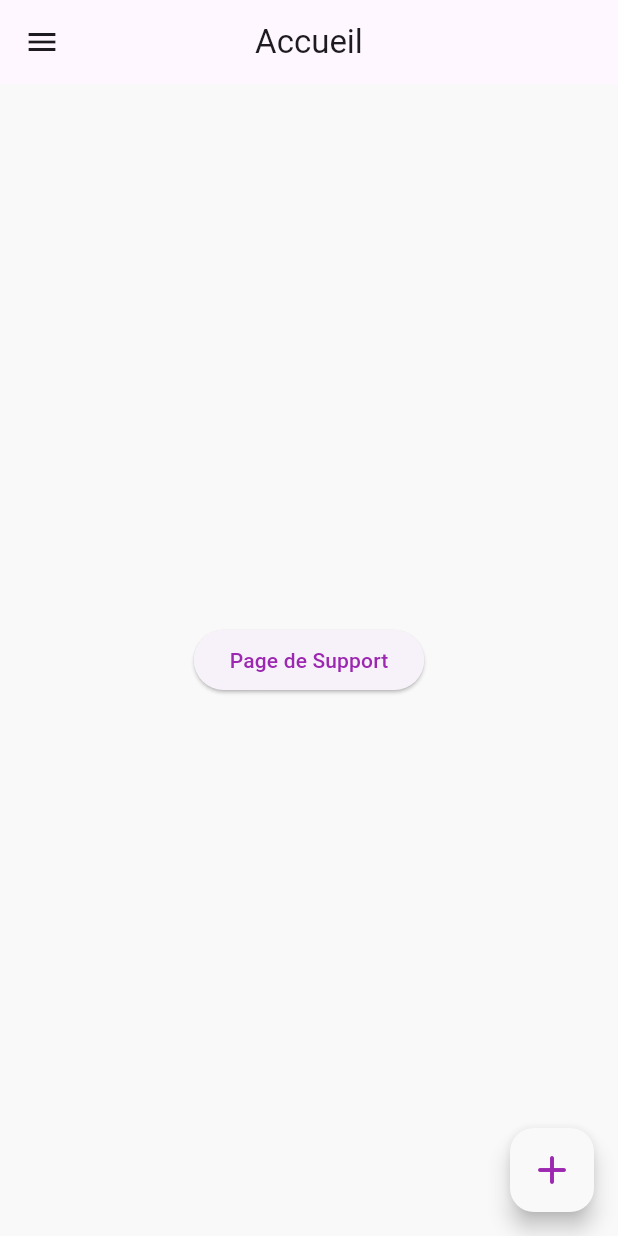
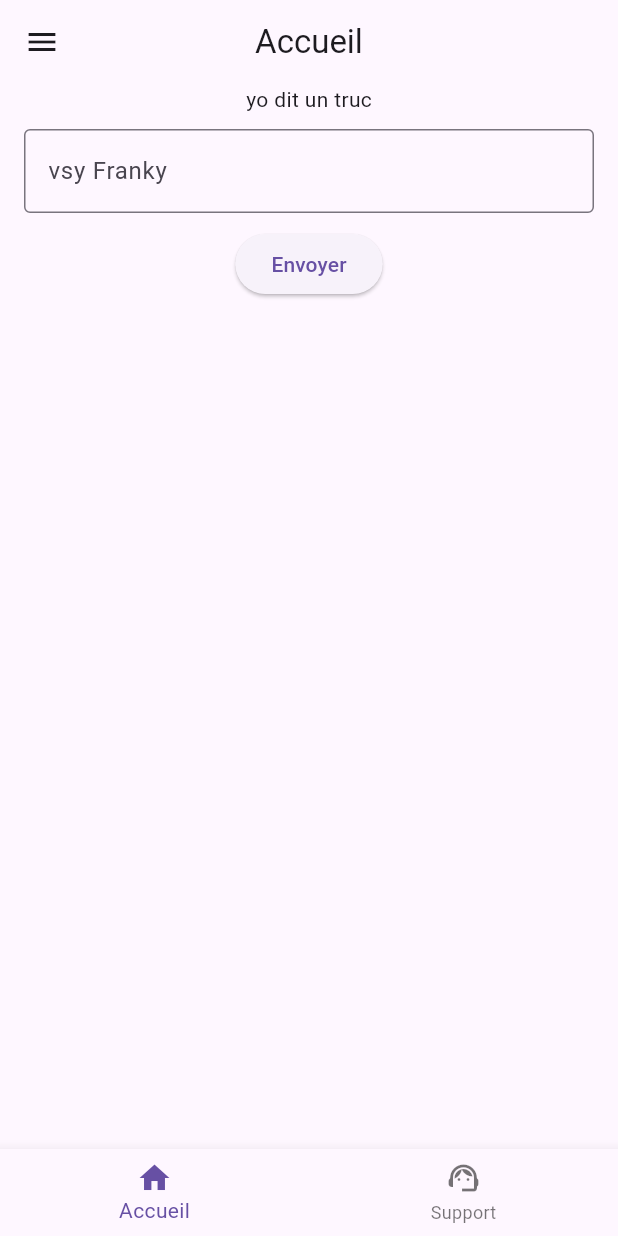
Before and after one commit to kialambalarascol/maPremiereApp, a Flutter app: the Accueil screen opened directly, on a phone screen of 412 x 824 dp. Run offline on Flutter 3.47's test engine with Material 3 defaults, Android fonts, the phone set to English and light mode, and no system bars.

```diff
--- a/first/flutter_application_1/lib/Pages/accueil.dart
+++ b/first/flutter_application_1/lib/Pages/accueil.dart
@@ -1,11 +1,26 @@
 import 'package:flutter/material.dart';
-import 'package:flutter_application_1/Pages/support.dart';
 
-class Accueil extends StatelessWidget {
+
+
+class Accueil extends StatefulWidget {
   const Accueil({super.key});
 
   @override
+  State<Accueil> createState() => _AccueilState();
+}
+
+class _AccueilState extends State<Accueil> {
+  void liste(int index) =>setState((){selectedIndex =index;})  ;
+
+
+
+  int selectedIndex = 0;
+
+final pages =[Home() ];
+
+  @override
   Widget build(BuildContext context) {
+
     return Scaffold(
       backgroundColor: const Color(0xFFF9F9F9),
       appBar: AppBar(
@@ -13,43 +28,78 @@ class Accueil extends StatelessWidget {
         title: const Text("Accueil"),
       ),
       drawer: Drawer(
-        backgroundColor: const Color(0xFFF9F9F9),
         child: ListView(
-          children: const [
+          children: [
             DrawerHeader(
-              child: ListTile(
-                title: Text("Menu"),
+              child: Icon(Icons.person_2_rounded,size: 100,),
               ),
-            )
+
+              ListTile(
+                title: Text("accueil"),
+                leading: Icon(Icons.home),
+                onTap: () => Navigator.pop(context),
+              ),
+              ListTile(
+                title: Text("support"),
+                leading: Icon(Icons.support_agent),
+                onTap: () => Navigator.pushNamed(context, "/support"),
+              ),
           ],
-        ),
+          ),
       ),
+      bottomNavigationBar:BottomNavigationBar
+      (items :  [
+        BottomNavigationBarItem (icon: Icon(Icons.home),label:"Accueil" ),
+        BottomNavigationBarItem(icon: Icon(Icons.support_agent), label: "Support")
+      ],currentIndex: selectedIndex ,
+      onTap: liste,
+      ),
+      body: pages[selectedIndex],
+    );
+
+  }
+}
+
+class Home extends StatefulWidget {
+  const Home({super.key});
+
+  @override
+  State<Home> createState() => _HomeState();
+}
+
+class _HomeState extends State<Home> {
+
+  TextEditingController demande = TextEditingController();
+
+  String recupNom = "";
+  void message() => setState(() {recupNom = "Bonjour ${demande.text}";});
+
+  @override
+  Widget build(BuildContext context) {
+    return Scaffold(
       body: Center(
-        child: ElevatedButton(
-          onPressed: () {
-            Navigator.push(
-              context,
-              MaterialPageRoute(builder: (context) => const Support()),
-            );
-          },
-          child: const Text(
-            "Page de Support",
-            style: TextStyle(color: Colors.purple),
+        child:Padding(
+          padding:EdgeInsets.symmetric(horizontal: 16),
+          child: Column(
+            spacing: 10,
+            children:[
+              Text("yo dit un truc"),
+              TextField(
+                controller: demande,
+                decoration: InputDecoration(
+                  label: Text("vsy Franky"),
+                  hintText: " allez mon reuf !",
+                  border: OutlineInputBorder(),
+
+                )
+                ),
+              ElevatedButton(onPressed: () {message();
+              } , child: Text("Envoyer")),
+              Text(recupNom),
+              ],
           ),
         ),
-      ),
 
-      /// ✅ Le bouton flottant violet
-      floatingActionButton: FloatingActionButton(
-        onPressed: () {
-          // Action du bouton
-        },
-        backgroundColor: Color(0xFFF9F9F9), // Violet
-        child: const Icon(
-          Icons.add_rounded,
-          color: Colors.purple, // Icône blanche
-          size: 32,
-        ),
       ),
     );
   }
--- a/first/flutter_application_1/lib/main.dart
+++ b/first/flutter_application_1/lib/main.dart
@@ -1,5 +1,5 @@
 import 'package:flutter/material.dart';
-import 'package:flutter_application_1/Pages/accueil.dart';
+import 'package:flutter_application_1/pages/home.dart';
 
 void main() {
   runApp(const MyApp());
@@ -25,9 +25,9 @@ class MyApp extends StatelessWidget {
   Widget build(BuildContext context) {
     return MaterialApp(
 
-      title: 'lesson1',
+      title: 'My Note',
       theme: ThemeData(primarySwatch: Colors.blue),
-      home: Accueil()
+      home: Home(),
     );
   }
 }
```
Also changed, not shown: first/flutter_application_1/lib/Pages/home.dart (added, +144 -0 lines), first/flutter_application_1/lib/Pages/support.dart (deleted, +0 -24 lines).
